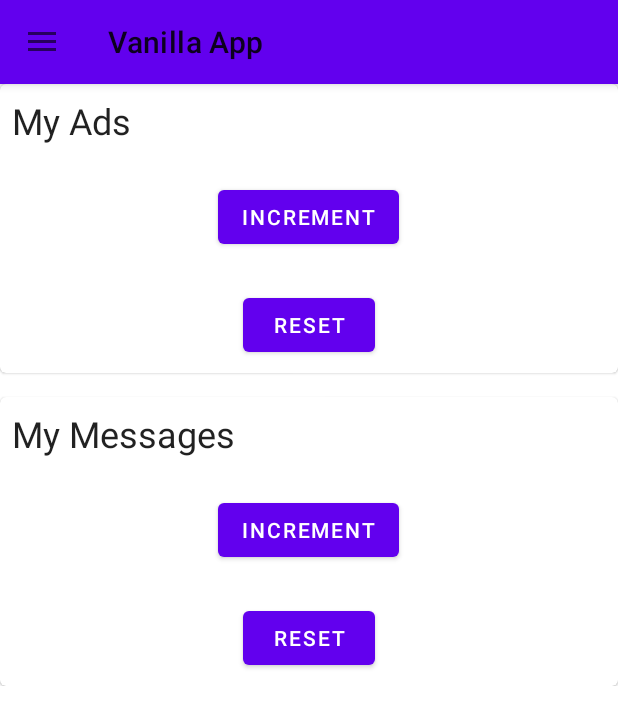
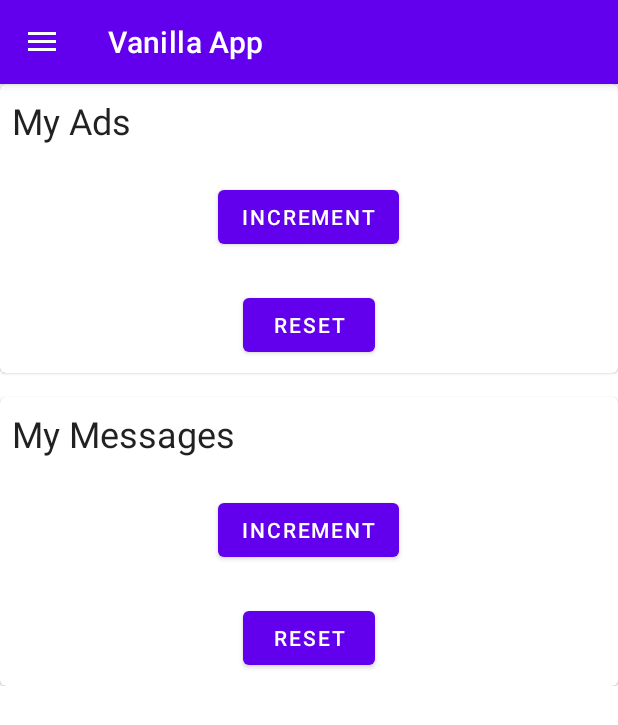
Before and after one commit to vicomo500/Drawer, an Android app: the screen it shows after launch (MainActivity), on a phone screen of 412 x 824 dp. Shown: the top 725 px of the screen. Run offline under Robolectric (Android 15) with nearby library versions, the phone set to English and light mode, and no system bars.

Commit message:
modify toolbar theme colors

```diff
--- a/app/src/main/res/layout/content_main.xml
+++ b/app/src/main/res/layout/content_main.xml
@@ -1,5 +1,6 @@
 <?xml version="1.0" encoding="utf-8"?>
-<merge xmlns:android="http://schemas.android.com/apk/res/android">
+<merge xmlns:android="http://schemas.android.com/apk/res/android"
+    xmlns:app="http://schemas.android.com/apk/res-auto">
     <LinearLayout
         android:layout_height="match_parent"
         android:layout_width="match_parent"
@@ -12,6 +13,7 @@
             >
             <androidx.appcompat.widget.Toolbar
                 android:id="@+id/toolbar_main"
+                app:theme="@style/ToolBarStyle"
                 android:layout_width="match_parent"
                 android:layout_height="?attr/actionBarSize"
                 android:background="?attr/colorPrimary"
--- a/app/src/main/res/values/styles.xml
+++ b/app/src/main/res/values/styles.xml
@@ -7,4 +7,10 @@
         <item name="background">?attr/selectableItemBackground</item>
     </style>
 
+    <style name="ToolBarStyle" parent="Theme.Drawer">
+        <item name="android:textColorPrimary">@color/white</item>
+        <item name="android:textColorSecondary">@color/white</item>
+        <item name="actionMenuTextColor">@color/white</item>
+    </style>
+
 </resources>
```
